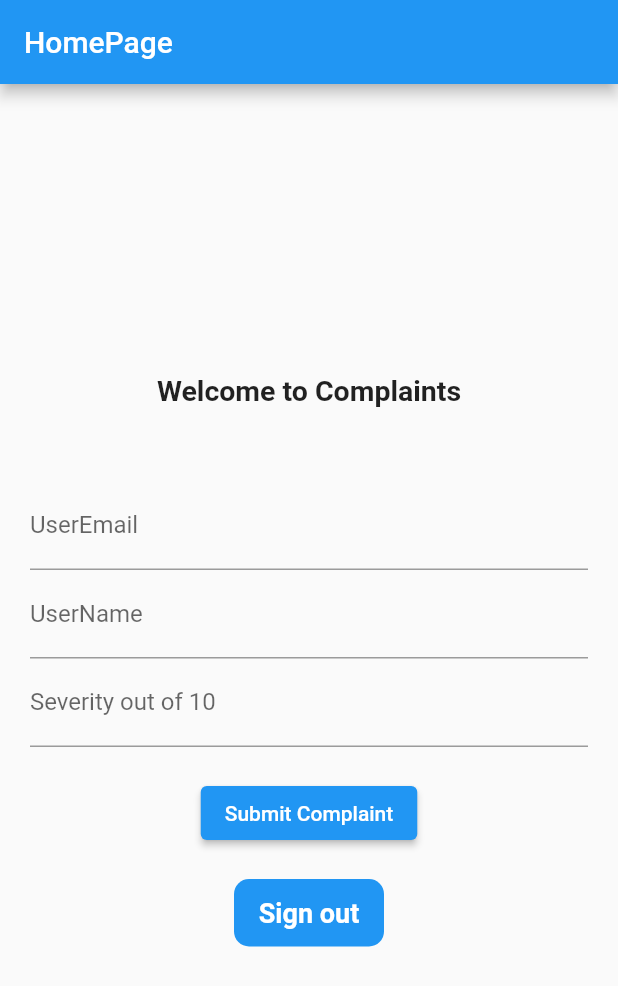
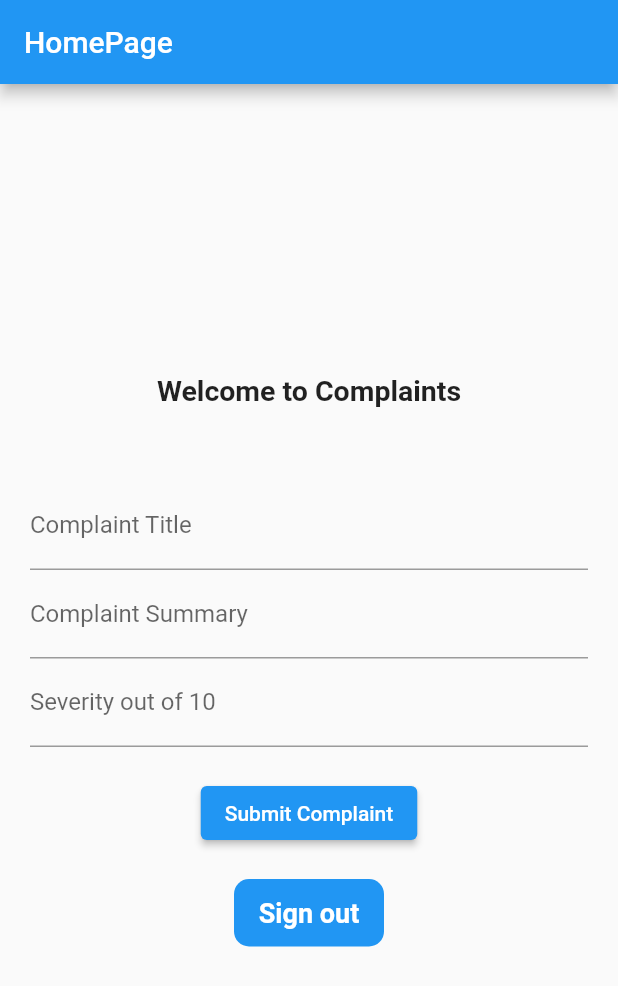
Before and after one commit to varun11192/bugsmirror, a Flutter app: the HomePage screen opened by its route, on a phone screen of 412 x 824 dp. Shown: the top 986 px of the screen. Run offline on Flutter 3.47's test engine with Material 2 defaults, Android fonts, the light colour scheme and no system bars; our stand-ins replace cloud_firestore, firebase_auth, firebase_core, fluttertoast, font_awesome_flutter, google_sign_in; accounts and stored records are empty.

Commit message:
home page form2

```diff
--- a/lib/home_page.dart
+++ b/lib/home_page.dart
@@ -68,7 +68,7 @@ class _HomePageState extends State<HomePage> {
                     key: ValueKey('email'),
                     keyboardType: TextInputType.emailAddress,
                     decoration: InputDecoration(
-                      labelText: 'UserEmail',
+                      labelText: 'Complaint Title',
                     ),
                     onSaved: (value) {
                       title = value as String;
@@ -83,7 +83,7 @@ class _HomePageState extends State<HomePage> {
                     },
                     key: ValueKey('username'),
                     decoration: InputDecoration(
-                      labelText: 'UserName',
+                      labelText: 'Complaint Summary',
                     ),
                     onSaved: (value) {
                       summary = value as String;
--- a/lib/splash.dart
+++ b/lib/splash.dart
@@ -27,7 +27,7 @@ class _SplashScreenState extends State<SplashScreen> {
     return Scaffold(
       body: Center(
         child: Text(
-          "Welcome To Flutter Firebase",
+          "Busmirror Complaints",
           style: TextStyle(
             color: Colors.blue,
             fontWeight: FontWeight.bold,
```
